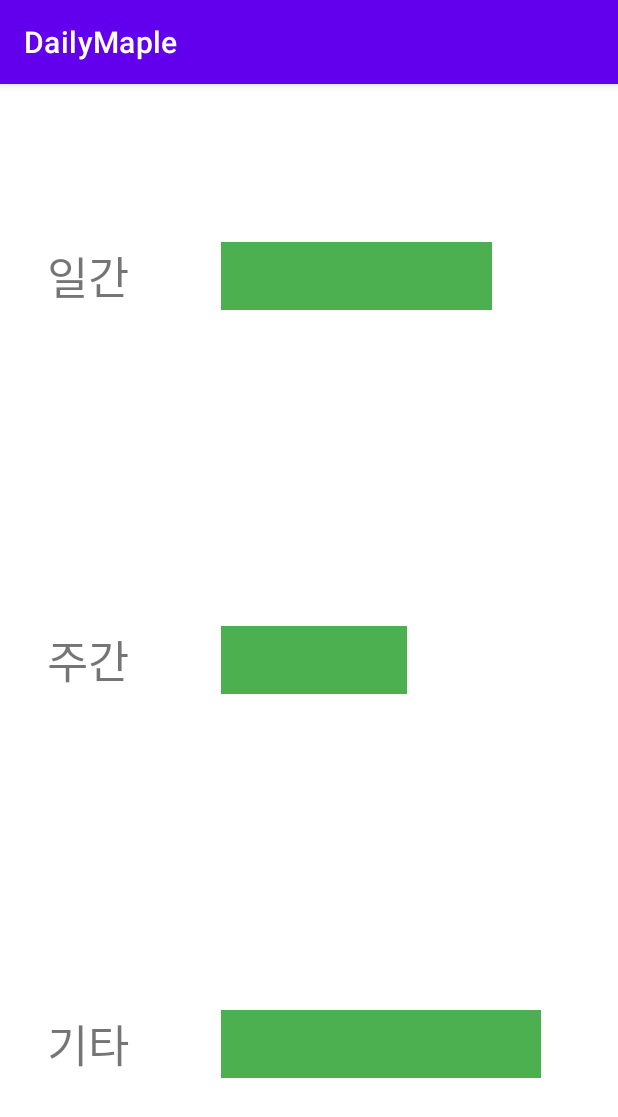
After one commit to SeunghyunAnts/Daily-maple, an Android app: the ViewProgressActivity screen opened directly, with no data from a screen before it, on a phone screen of 412 x 824 dp. The commit adds this screen. Shown: the top 1117 px of the screen. Run offline under Robolectric (Android 15) with nearby library versions, the phone set to English and light mode, and no system bars.

Commit message:
Feat: add ViewProgressAcitivity but progress bar is not diplayed

```diff
--- a/app/src/main/AndroidManifest.xml
+++ b/app/src/main/AndroidManifest.xml
@@ -12,12 +12,13 @@
         android:roundIcon="@mipmap/ic_launcher_round"
         android:supportsRtl="true"
         android:theme="@style/Theme.DailyMaple">
-
-        <activity android:name=".LoginActivity"></activity>
-        <activity android:name=".AddPopupActivity" android:theme="@android:style/Theme.DeviceDefault.Light.Dialog"></activity>
+        <activity android:name=".ViewProgressActivity"></activity>
+        <activity android:name=".LoginActivity" />
+        <activity
+            android:name=".AddPopupActivity"
+            android:theme="@android:style/Theme.DeviceDefault.Light.Dialog" />
         <activity android:name=".MainActivity" />
-        <activity android:name=".CharacterActivity"></activity>
-
+        <activity android:name=".CharacterActivity" />
         <activity
             android:name=".SplashActivity"
             android:theme="@style/Theme.AppCompat.NoActionBar">
--- a/app/src/main/java/com/example/dailymaple/CharacterActivity.java
+++ b/app/src/main/java/com/example/dailymaple/CharacterActivity.java
@@ -17,6 +17,7 @@ public class CharacterActivity extends AppCompatActivity {
     Intent intent, intentFromLogin;
     ImageView[] imageViews_plus;
     FrameLayout[] frameLayouts;
+    View character; // TODO: should be changed array
     int[] imageViews_plus_id = {R.id.imageView_plus1, R.id.imageView_plus2, R.id.imageView_plus3,
                                 R.id.imageView_plus4, R.id.imageView_plus5, R.id.imageView_plus6,
                                 R.id.imageView_plus7, R.id.imageView_plus8, R.id.imageView_plus9,
@@ -64,6 +65,9 @@ public class CharacterActivity extends AppCompatActivity {
         intentFromLogin = getIntent();
         Log.d("platform", intentFromLogin.getStringExtra("platform"));
         Log.d("id", intentFromLogin.getStringExtra("id"));
+
+        character = findViewById(R.id.character);
+        character.setOnClickListener(this::onClickCharacter);
     }
 
     public void onClickPlus(View v){
@@ -71,6 +75,11 @@ public class CharacterActivity extends AppCompatActivity {
 //        startActivity(intent);
         intent.putExtra("btn_id",v.getId());
         startActivityForResult(intent, 1);
+    }
+
+    public void onClickCharacter(View v){
+        intent = new Intent(this, ViewProgressActivity.class);
+        startActivity(intent);
     }
 
     @Override
@@ -85,7 +94,7 @@ public class CharacterActivity extends AppCompatActivity {
                 for(int i=0;i<imageViews_plus_id.length;i++){
                     if(imageViews_plus_id[i]==btn_id){
                         System.out.println("i2 : "+i);
-                        imageViews_plus[i].setVisibility(View.INVISIBLE);
+                        imageViews_plus[i].setVisibility(View.GONE);
                         if((i+1)%3==0 && i!=imageViews_plus_id.length-1){
                             tableRows[(i+1)/3].setVisibility(View.VISIBLE);
                             break;
--- /dev/null
+++ b/app/src/main/java/com/example/dailymaple/ViewProgressActivity.java
@@ -0,0 +1,14 @@
+package com.example.dailymaple;
+
+import androidx.appcompat.app.AppCompatActivity;
+
+import android.os.Bundle;
+
+public class ViewProgressActivity extends AppCompatActivity {
+
+    @Override
+    protected void onCreate(Bundle savedInstanceState) {
+        super.onCreate(savedInstanceState);
+        setContentView(R.layout.activity_view_progress);
+    }
+}
--- a/app/src/main/res/layout/activity_character.xml
+++ b/app/src/main/res/layout/activity_character.xml
@@ -37,6 +37,7 @@
                     android:layout_weight="1">
 
                     <LinearLayout
+                        android:id="@+id/character"
                         android:layout_width="match_parent"
                         android:layout_height="match_parent"
                         android:background="@drawable/character_background"
--- /dev/null
+++ b/app/src/main/res/layout/activity_view_progress.xml
@@ -0,0 +1,173 @@
+<?xml version="1.0" encoding="utf-8"?>
+<LinearLayout xmlns:android="http://schemas.android.com/apk/res/android"
+    xmlns:app="http://schemas.android.com/apk/res-auto"
+    xmlns:tools="http://schemas.android.com/tools"
+    android:layout_width="match_parent"
+    android:layout_height="match_parent"
+    android:orientation="vertical"
+    android:weightSum="3"
+    tools:context=".ViewProgressActivity" >
+
+    <LinearLayout
+        android:layout_width="match_parent"
+        android:layout_height="0dp"
+        android:layout_weight="1"
+        android:orientation="horizontal"
+        android:weightSum="7">
+
+        <androidx.constraintlayout.widget.ConstraintLayout
+            android:layout_width="0dp"
+            android:layout_height="match_parent"
+            android:layout_weight="2">
+
+            <TextView
+                android:id="@+id/textView13"
+                android:layout_width="wrap_content"
+                android:layout_height="wrap_content"
+                android:text="일간"
+                android:textSize="30sp"
+                app:layout_constraintBottom_toBottomOf="parent"
+                app:layout_constraintEnd_toEndOf="parent"
+                app:layout_constraintStart_toStartOf="parent"
+                app:layout_constraintTop_toTopOf="parent" />
+        </androidx.constraintlayout.widget.ConstraintLayout>
+
+        <androidx.constraintlayout.widget.ConstraintLayout
+            android:layout_width="0dp"
+            android:layout_height="match_parent"
+            android:layout_weight="5">
+
+            <LinearLayout
+                android:layout_width="match_parent"
+                android:layout_height="match_parent"
+                android:layout_marginStart="30dp"
+                android:layout_marginTop="105dp"
+                android:layout_marginEnd="30dp"
+                android:layout_marginBottom="105dp"
+                android:orientation="horizontal"
+                android:weightSum="100"
+                app:layout_constraintBottom_toBottomOf="parent"
+                app:layout_constraintEnd_toEndOf="parent"
+                app:layout_constraintStart_toStartOf="parent"
+                app:layout_constraintTop_toTopOf="parent">
+
+                <View
+                    android:id="@+id/view"
+                    android:layout_width="0dp"
+                    android:layout_height="wrap_content"
+                    android:layout_weight="77"
+                    android:background="#4CAF50" />
+            </LinearLayout>
+        </androidx.constraintlayout.widget.ConstraintLayout>
+
+    </LinearLayout>
+
+    <LinearLayout
+        android:layout_width="match_parent"
+        android:layout_height="0dp"
+        android:layout_weight="1"
+        android:orientation="horizontal"
+        android:weightSum="7">
+
+        <androidx.constraintlayout.widget.ConstraintLayout
+            android:layout_width="0dp"
+            android:layout_height="match_parent"
+            android:layout_weight="2">
+
+            <TextView
+                android:id="@+id/textView13"
+                android:layout_width="wrap_content"
+                android:layout_height="wrap_content"
+                android:text="주간"
+                android:textSize="30sp"
+                app:layout_constraintBottom_toBottomOf="parent"
+                app:layout_constraintEnd_toEndOf="parent"
+                app:layout_constraintStart_toStartOf="parent"
+                app:layout_constraintTop_toTopOf="parent" />
+        </androidx.constraintlayout.widget.ConstraintLayout>
+
+        <androidx.constraintlayout.widget.ConstraintLayout
+            android:layout_width="0dp"
+            android:layout_height="match_parent"
+            android:layout_weight="5">
+
+            <LinearLayout
+                android:layout_width="match_parent"
+                android:layout_height="match_parent"
+                android:layout_marginStart="30dp"
+                android:layout_marginTop="105dp"
+                android:layout_marginEnd="30dp"
+                android:layout_marginBottom="105dp"
+                android:orientation="horizontal"
+                android:weightSum="100"
+                app:layout_constraintBottom_toBottomOf="parent"
+                app:layout_constraintEnd_toEndOf="parent"
+                app:layout_constraintStart_toStartOf="parent"
+                app:layout_constraintTop_toTopOf="parent">
+
+                <View
+                    android:id="@+id/view"
+                    android:layout_width="0dp"
+                    android:layout_height="wrap_content"
+                    android:layout_weight="53"
+                    android:background="#4CAF50" />
+            </LinearLayout>
+        </androidx.constraintlayout.widget.ConstraintLayout>
+
+    </LinearLayout>
+
+    <LinearLayout
+        android:layout_width="match_parent"
+        android:layout_height="0dp"
+        android:layout_weight="1"
+        android:orientation="horizontal"
+        android:weightSum="7">
+
+        <androidx.constraintlayout.widget.ConstraintLayout
+            android:layout_width="0dp"
+            android:layout_height="match_parent"
+            android:layout_weight="2">
+
+            <TextView
+                android:id="@+id/textView13"
+                android:layout_width="wrap_content"
+                android:layout_height="wrap_content"
+                android:text="기타"
+                android:textSize="30sp"
+                app:layout_constraintBottom_toBottomOf="parent"
+                app:layout_constraintEnd_toEndOf="parent"
+                app:layout_constraintStart_toStartOf="parent"
+                app:layout_constraintTop_toTopOf="parent" />
+        </androidx.constraintlayout.widget.ConstraintLayout>
+
+        <androidx.constraintlayout.widget.ConstraintLayout
+            android:layout_width="0dp"
+            android:layout_height="match_parent"
+            android:layout_weight="5">
+
+            <LinearLayout
+                android:layout_width="match_parent"
+                android:layout_height="match_parent"
+                android:weightSum="100"
+                android:layout_marginStart="30dp"
+                android:layout_marginTop="105dp"
+                android:layout_marginEnd="30dp"
+                android:layout_marginBottom="105dp"
+                android:orientation="horizontal"
+                app:layout_constraintBottom_toBottomOf="parent"
+                app:layout_constraintEnd_toEndOf="parent"
+                app:layout_constraintStart_toStartOf="parent"
+                app:layout_constraintTop_toTopOf="parent">
+
+                <View
+                    android:id="@+id/view"
+                    android:layout_width="0dp"
+                    android:layout_height="wrap_content"
+                    android:layout_weight="91"
+                    android:background="#4CAF50" />
+            </LinearLayout>
+        </androidx.constraintlayout.widget.ConstraintLayout>
+
+    </LinearLayout>
+
+</LinearLayout>
```
